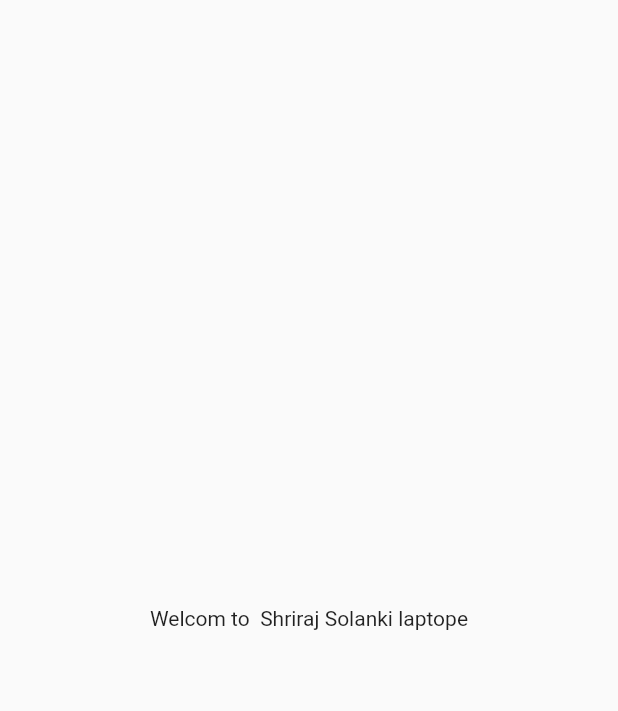
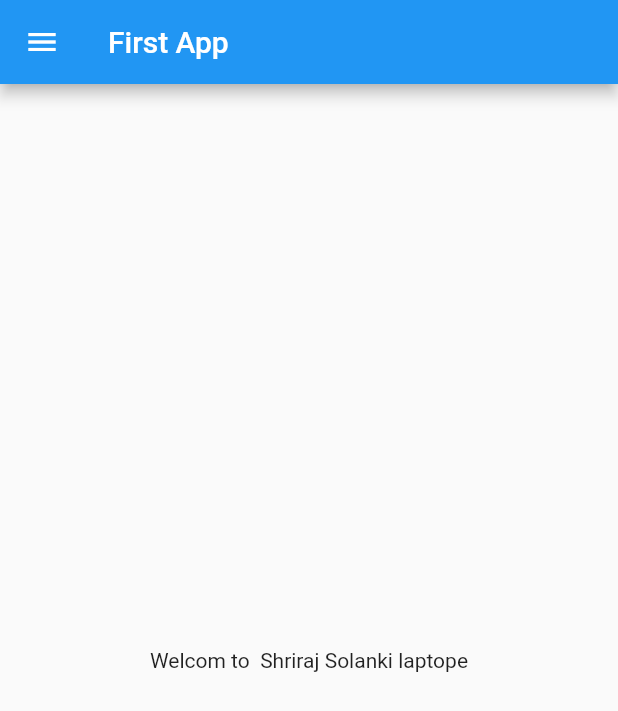
Before and after one commit to ShrirajSolanki/30_days_of_flutter, a Flutter app: the screen it shows after launch, on a phone screen of 412 x 824 dp. Shown: the top 711 px of the screen. Run offline on Flutter 3.47's test engine with Material 2 defaults, Android fonts, the phone set to English and light mode, and no system bars.

Commit message:
Dat 2 Complited

```diff
--- /dev/null
+++ b/lib/home_page.dart
@@ -0,0 +1,20 @@
+import 'package:flutter/material.dart';
+
+class HomePage extends StatelessWidget {
+  const HomePage({super.key});
+
+  @override
+  Widget build(BuildContext context) {
+    return Scaffold(
+      appBar: AppBar(
+        title: Text("First App"),
+      ),
+      body: Center(
+        child: Container(
+          child: Text("Welcom to  Shriraj Solanki laptope"),
+        ),
+      ),
+      drawer: Drawer(),
+    );
+  }
+}
--- a/lib/main.dart
+++ b/lib/main.dart
@@ -1,4 +1,6 @@
 import 'package:flutter/material.dart';
+
+import 'home_page.dart';
 
 void main() {
   runApp(myapp());
@@ -10,13 +12,7 @@ class myapp extends StatelessWidget {
   @override
   Widget build(BuildContext context) {
     return MaterialApp(
-      home: Material(
-        child: Center(
-          child: Container(
-            child: Text("Welcom to  Shriraj Solanki laptope"),
-          ),
-        ),
-      ),
+      home: HomePage(),
     );
   }
 }
```
